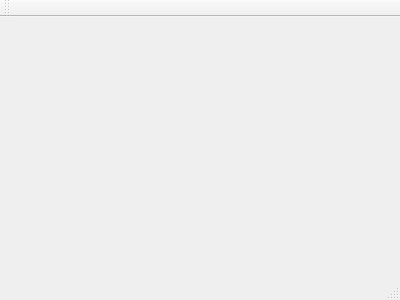
Above: mainwindow.ui from wendycan/image-detect before the change. Below: the same form after it.
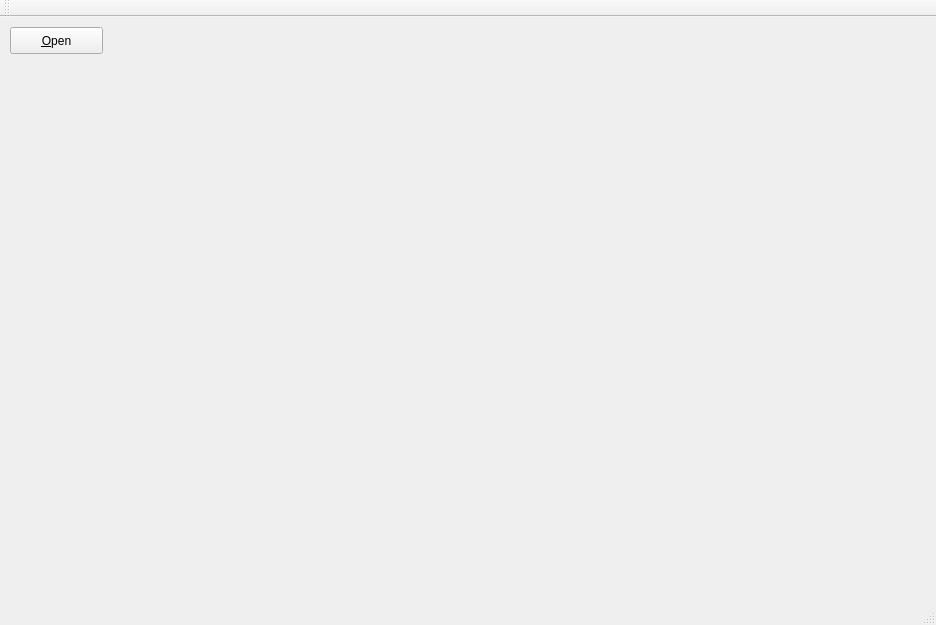
That is the form after the change.

Commit message: Add open img

Diff of the .ui file:
```diff
--- a/mainwindow.ui
+++ b/mainwindow.ui
@@ -1,24 +1,72 @@
 <ui version="4.0">
  <class>MainWindow</class>
- <widget class="QMainWindow" name="MainWindow" >
-  <property name="geometry" >
+ <widget class="QMainWindow" name="MainWindow">
+  <property name="geometry">
    <rect>
     <x>0</x>
     <y>0</y>
-    <width>400</width>
-    <height>300</height>
+    <width>936</width>
+    <height>625</height>
    </rect>
   </property>
   <property name="windowTitle" >
    <string>MainWindow</string>
   </property>
-  <widget class="QMenuBar" name="menuBar" />
-  <widget class="QToolBar" name="mainToolBar" />
-  <widget class="QWidget" name="centralWidget" />
-  <widget class="QStatusBar" name="statusBar" />
+  <widget class="QWidget" name="centralWidget">
+   <widget class="QPushButton" name="pushButton">
+    <property name="geometry">
+     <rect>
+      <x>10</x>
+      <y>10</y>
+      <width>93</width>
+      <height>27</height>
+     </rect>
+    </property>
+    <property name="text">
+     <string>&amp;Open</string>
+    </property>
+   </widget>
+   <widget class="QLabel" name="label">
+    <property name="geometry">
+     <rect>
+      <x>1</x>
+      <y>34</y>
+      <width>411</width>
+      <height>251</height>
+     </rect>
+    </property>
+    <property name="sizePolicy">
+     <sizepolicy hsizetype="Ignored" vsizetype="Ignored">
+      <horstretch>0</horstretch>
+      <verstretch>0</verstretch>
+     </sizepolicy>
+    </property>
+    <property name="text">
+     <string/>
+    </property>
+   </widget>
+  </widget>
+  <widget class="QMenuBar" name="menuBar">
+   <property name="geometry">
+    <rect>
+     <x>0</x>
+     <y>0</y>
+     <width>936</width>
+     <height>22</height>
+    </rect>
+   </property>
+  </widget>
+  <widget class="QToolBar" name="mainToolBar">
+   <attribute name="toolBarArea">
+    <enum>TopToolBarArea</enum>
+   </attribute>
+   <attribute name="toolBarBreak">
+    <bool>false</bool>
+   </attribute>
+  </widget>
+  <widget class="QStatusBar" name="statusBar"/>
  </widget>
- <layoutDefault spacing="6" margin="11" />
- <pixmapfunction></pixmapfunction>
+ <layoutdefault spacing="6" margin="11"/>
  <resources/>
  <connections/>
 </ui>
```
Left out of the diff: 3 changed lines with no effect on the pictures. The commit also changes 2 other files.
